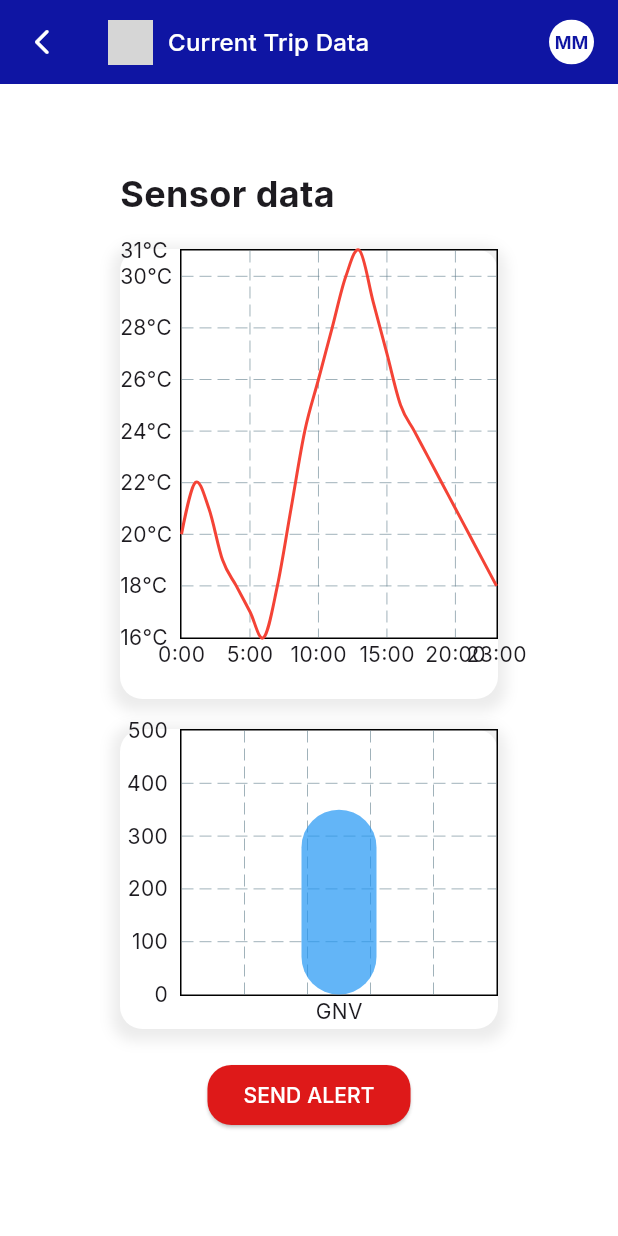
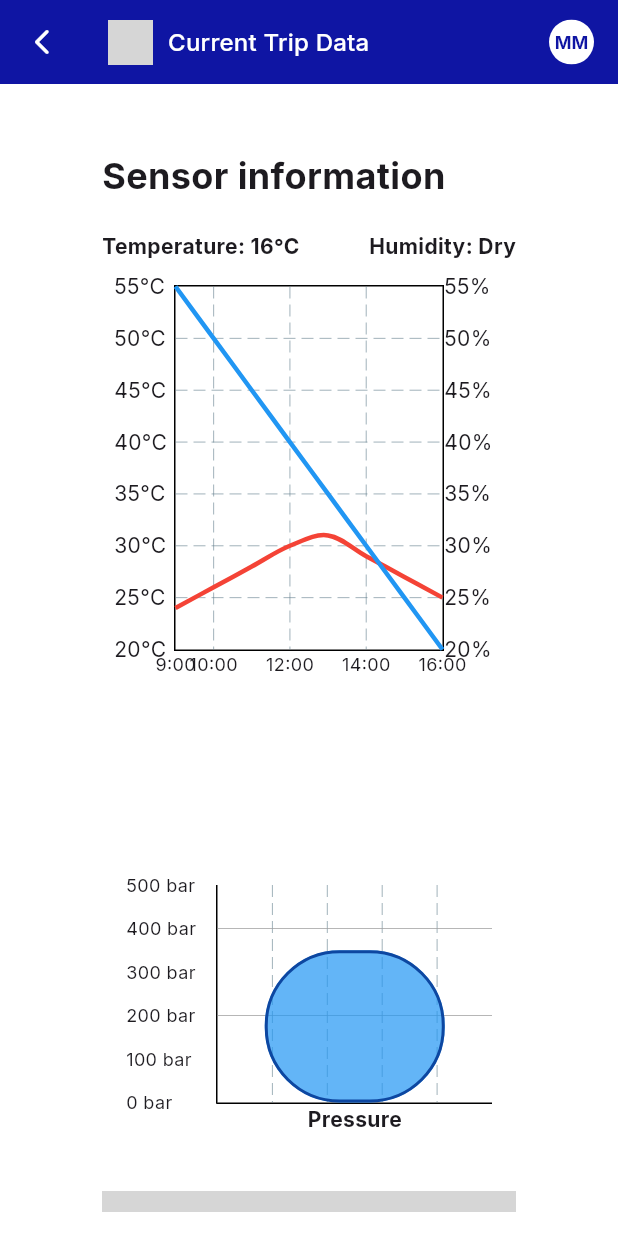
Before and after one commit to Debuggers-SW74/mobile-application, a Flutter app: the DriverCurrentTripDataScreen screen opened by its route, on a phone screen of 412 x 824 dp. Run offline on Flutter 3.47's test engine with Material 3 defaults, Android fonts, the light colour scheme and no system bars; drawn by our look-alikes of fl_chart; our stand-ins replace go_router, google_fonts, image_picker, logger, mask_text_input_formatter, permission_handler and 1 more; missing offline and left inert: flutter_libphonenumber; accounts and stored records are empty; network calls fail; statements that could not run were skipped; grey boxes are pictures that could not be loaded.

Commit message:
update charts

```diff
--- a/lib/main.dart
+++ b/lib/main.dart
@@ -1,6 +1,5 @@
 import 'package:fastporte/common/constants/app.colors.constant.dart';
 import 'package:fastporte/common/constants/app.text_styles.constant.dart';
-import 'package:fastporte/providers/driver_info.provider.dart';
 import 'package:fastporte/providers/driver_info.provider.dart';
 import 'package:fastporte/screens/navigation/app.navigation.dart';
 import 'package:flutter/material.dart';
--- a/lib/models/entities/driver.dart
+++ b/lib/models/entities/driver.dart
@@ -1,6 +1,4 @@
-import 'dart:ffi';
 
-import 'package:fastporte/models/entities/vehicle.dart';
 
 class Driver {
   final int id;
--- a/lib/providers/driver_info.provider.dart
+++ b/lib/providers/driver_info.provider.dart
@@ -3,7 +3,6 @@ import 'dart:convert';
 import 'package:fastporte/common/constants/shared_preferences_keys.constant.dart';
 import 'package:fastporte/services/driver/driver.service.dart';
 import 'package:flutter/material.dart';
-import 'package:http/http.dart' as http;
 import 'package:shared_preferences/shared_preferences.dart';
 
 import '../models/entities/driver.dart';
--- a/lib/screens/auth/register/account_information.screen.dart
+++ b/lib/screens/auth/register/account_information.screen.dart
@@ -12,8 +12,6 @@ import 'package:fastporte/widgets/elevated_button/custom.elevated_button.dart';
 import 'package:fastporte/widgets/app_bar/main.app_bar.dart';
 import 'package:fastporte/widgets/text_field/custom.text_form_field.dart';
 import 'package:fastporte/widgets/text_field/template.input_decoration.dart';
-import 'package:fastporte/widgets/text_field/template.prefix_icon.dart';
-import 'package:fastporte/widgets/text_field/template.suffix_icon.dart';
 import 'package:flutter/material.dart';
 import 'package:flutter/services.dart';
 import 'package:go_router/go_router.dart';
--- a/lib/screens/auth/register/personal_information.screen.dart
+++ b/lib/screens/auth/register/personal_information.screen.dart
@@ -3,7 +3,6 @@ import 'package:fastporte/widgets/text_field/custom.text_form_field.dart';
 import 'package:flutter/cupertino.dart';
 import 'package:flutter/material.dart';
 import 'package:fastporte/util/helpers/date_time.helper.dart';
-import 'package:fastporte/common/constants/app.colors.constant.dart';
 import 'package:fastporte/common/constants/app.constraints.constant.dart';
 import 'package:fastporte/common/constants/app.text_styles.constant.dart';
 import 'package:fastporte/common/constants/button_type.enum.dart';
@@ -11,14 +10,10 @@ import 'package:fastporte/util/formatters/first_name.formatter.dart';
 import 'package:fastporte/util/validators/input.validators.dart';
 import 'package:fastporte/util/formatters/last_names.formatter.dart';
 import 'package:fastporte/common/constants/id_type_configs.constant.dart';
-import 'package:fastporte/widgets/elevated_button/template.button_style.dart';
 import 'package:fastporte/widgets/app_bar/main.app_bar.dart';
 import 'package:fastporte/widgets/text_field/template.input_decoration.dart';
-import 'package:fastporte/widgets/text_field/template.prefix_icon.dart';
-import 'package:fastporte/widgets/text_field/template.prefix_text.dart';
 import 'package:flutter_libphonenumber/flutter_libphonenumber.dart';
 import 'package:go_router/go_router.dart';
-import 'package:logger/logger.dart';
 import 'package:mask_text_input_formatter/mask_text_input_formatter.dart';
 
 import '../../../widgets/modal/custom_cupertino_date.modal.dart';
--- a/lib/screens/auth/reset_password/forgot_password.screen.dart
+++ b/lib/screens/auth/reset_password/forgot_password.screen.dart
@@ -1,15 +1,11 @@
-import 'package:fastporte/common/constants/app.colors.constant.dart';
 import 'package:fastporte/common/constants/app.constraints.constant.dart';
 import 'package:fastporte/common/constants/app.routes.constant.dart';
 import 'package:fastporte/common/constants/app.text_styles.constant.dart';
 import 'package:fastporte/common/constants/button_type.enum.dart';
 import 'package:fastporte/util/validators/input.validators.dart';
 import 'package:fastporte/widgets/elevated_button/custom.elevated_button.dart';
-import 'package:fastporte/widgets/elevated_button/template.button_style.dart';
 import 'package:fastporte/widgets/app_bar/main.app_bar.dart';
 import 'package:fastporte/widgets/text_field/custom.text_form_field.dart';
-import 'package:fastporte/widgets/text_field/template.input_decoration.dart';
-import 'package:fastporte/widgets/text_field/template.prefix_icon.dart';
 import 'package:flutter/material.dart';
 import 'package:go_router/go_router.dart';
 
--- a/lib/screens/auth/reset_password/insert_new_password.screen.dart
+++ b/lib/screens/auth/reset_password/insert_new_password.screen.dart
@@ -5,12 +5,8 @@ import 'package:fastporte/common/constants/app.text_styles.constant.dart';
 import 'package:fastporte/common/constants/button_type.enum.dart';
 import 'package:fastporte/util/validators/input.validators.dart';
 import 'package:fastporte/widgets/elevated_button/custom.elevated_button.dart';
-import 'package:fastporte/widgets/elevated_button/template.button_style.dart';
 import 'package:fastporte/widgets/app_bar/main.app_bar.dart';
 import 'package:fastporte/widgets/text_field/custom.text_form_field.dart';
-import 'package:fastporte/widgets/text_field/template.input_decoration.dart';
-import 'package:fastporte/widgets/text_field/template.prefix_icon.dart';
-import 'package:fastporte/widgets/text_field/template.suffix_icon.dart';
 import 'package:flutter/material.dart';
 import 'package:go_router/go_router.dart';
 
--- a/lib/screens/driver/contracts/contracts.screen.dart
+++ b/lib/screens/driver/contracts/contracts.screen.dart
@@ -1,6 +1,5 @@
 import 'package:fastporte/screens/driver/contracts/widgets/history_contracts.tab.dart';
 import 'package:fastporte/screens/driver/contracts/widgets/pending_contracts.tab.dart';
-import 'package:fastporte/screens/driver/contracts/widgets/sent_contracts.tab.dart';
 import 'package:fastporte/widgets/app_bar/logged.app_bar.dart';
 import 'package:fastporte/widgets/screen.template.dart';
 import 'package:flutter/material.dart';
--- a/lib/screens/driver/contracts/widgets/sent_contracts.tab.dart
+++ b/lib/screens/driver/contracts/widgets/sent_contracts.tab.dart
@@ -1,4 +1,3 @@
-import 'package:fastporte/widgets/screen.template.dart';
 import 'package:flutter/material.dart';
 
 import '../../../../common/constants/app.constraints.constant.dart';
--- a/lib/screens/driver/notifications/notifications.screen.dart
+++ b/lib/screens/driver/notifications/notifications.screen.dart
@@ -1,7 +1,6 @@
 import 'package:fastporte/common/constants/button_type.enum.dart';
 import 'package:fastporte/widgets/app_bar/logged.app_bar.dart';
 import 'package:fastporte/widgets/elevated_button/custom.elevated_button.dart';
-import 'package:fastporte/widgets/screen.template.dart';
 import 'package:flutter/material.dart';
 
 import '../../../common/constants/app.constraints.constant.dart';
@@ -36,7 +35,7 @@ class _ClientNotificationsScreenState extends State<ClientNotificationsScreen> {
                 ListView.builder(
                   itemCount: 5,
                   itemBuilder: (context, index) {
-                    return NotificationComponent(
+                    return const NotificationComponent(
                       notificationType: NotificationType.tripAssigned,
                     );
                   },
--- a/lib/screens/driver/profile/edit_profile.screen.dart
+++ b/lib/screens/driver/profile/edit_profile.screen.dart
@@ -1,8 +1,6 @@
 import 'package:fastporte/widgets/app_bar/logged.app_bar.dart';
 import 'package:fastporte/widgets/screen.template.dart';
 import 'package:flutter/material.dart';
-import 'package:go_router/go_router.dart';
-import 'package:logger/logger.dart';
 
 class ClientEditProfileScreen extends StatefulWidget {
   const ClientEditProfileScreen({super.key, required this.from});
@@ -16,8 +14,8 @@ class ClientEditProfileScreen extends StatefulWidget {
 class _ClientEditProfileScreenState extends State<ClientEditProfileScreen> {
   @override
   Widget build(BuildContext context) {
-    return Scaffold(
-      appBar: const LoggedAppBar(title: 'Edit Profile', backLeading: true),
+    return const Scaffold(
+      appBar: LoggedAppBar(title: 'Edit Profile', backLeading: true),
       body: ScreenTemplate(
         children: [
           Text('Client Edit Profile Page'),
--- a/lib/screens/driver/profile/personal_information.tab.dart
+++ b/lib/screens/driver/profile/personal_information.tab.dart
@@ -6,7 +6,6 @@ import 'package:fastporte/widgets/screen.template.dart';
 import 'package:flutter/material.dart';
 import 'package:provider/provider.dart';
 
-import '../../../providers/driver_info.provider.dart';
 
 class PersonalInformationTab extends StatefulWidget {
   const PersonalInformationTab({super.key});
@@ -30,9 +29,9 @@ class _PersonalInformationTabState extends State<PersonalInformationTab> {
         const SizedBox(height: AppConstrainsts.spacingMedium),
         InformationRow(label: 'Email', value: driver!.email),
         const SizedBox(height: AppConstrainsts.spacingMedium),
-        InformationRow(label: 'Age', value: '20'),
+        const InformationRow(label: 'Age', value: '20'),
         const SizedBox(height: AppConstrainsts.spacingMedium),
-        InformationRow(label: 'Phone', value: '923654788'),
+        const InformationRow(label: 'Phone', value: '923654788'),
         const SizedBox(height: AppConstrainsts.spacingMedium),
       ],
     );
--- a/lib/screens/driver/profile/profile.screen.dart
+++ b/lib/screens/driver/profile/profile.screen.dart
@@ -3,12 +3,9 @@ import 'package:fastporte/common/constants/app.constraints.constant.dart';
 import 'package:fastporte/common/constants/app.text_styles.constant.dart';
 import 'package:fastporte/common/constants/button_type.enum.dart';
 import 'package:fastporte/providers/driver_info.provider.dart';
-import 'package:fastporte/models/entities/client.dart';
 import 'package:fastporte/models/entities/driver.dart';
-import 'package:fastporte/screens/driver/profile/personal_information.tab.dart';
 import 'package:fastporte/widgets/app_bar/logged.app_bar.dart';
 import 'package:fastporte/widgets/elevated_button/custom.elevated_button.dart';
-import 'package:fastporte/widgets/elevated_button/template.button_style.dart';
 import 'package:fastporte/widgets/screen.template.dart';
 import 'package:flutter/material.dart';
 import 'package:go_router/go_router.dart';
@@ -16,7 +13,6 @@ import 'package:logger/logger.dart';
 import 'package:mask_text_input_formatter/mask_text_input_formatter.dart';
 import 'package:provider/provider.dart';
 
-import '../../../providers/driver_info.provider.dart';
 import '../../../util/formatters/first_name.formatter.dart';
 import '../../../util/formatters/last_names.formatter.dart';
 import '../../../util/validators/input.validators.dart';
--- a/lib/screens/driver/trip_data/home.current_trip_data.screen.dart
+++ b/lib/screens/driver/trip_data/home.current_trip_data.screen.dart
@@ -39,53 +39,33 @@ class _DriverCurrentTripDataScreenState extends State<DriverCurrentTripDataScree
       child: ScreenTemplate(
         children: [
           Padding(
-            padding: const EdgeInsets.all(16.0),
+            padding: const EdgeInsets.all(4.0),
             child: Column(
               crossAxisAlignment: CrossAxisAlignment.start,
               children: [
-                Text(
-                  'Sensor data',
+                const Text(
+                  'Sensor information',
                   style: TextStyle(fontSize: 24, fontWeight: FontWeight.bold),
                 ),
-                SizedBox(height: 20),
+                const SizedBox(height: 20),
 
                 // Gráfico de lineas para temperatura
                 Container(
-                  height: 300,
-                  decoration: BoxDecoration(
-                    color: Colors.white,
-                    borderRadius: BorderRadius.circular(15),
-                    boxShadow: [
-                      BoxShadow(
-                        color: Colors.grey.withOpacity(0.2),
-                        spreadRadius: 5,
-                        blurRadius: 7,
-                        offset: Offset(0, 3),
-                      ),
-                    ],
-                  ),
-                  child: TemperatureChart(),
+                  height: 400,
+                  child: const TemperatureChart(),
                 ),
-                SizedBox(height: 20),
+                const SizedBox(height: 20),
 
                 // Gráfico de barras para presión de gas
                 Container(
                   height: 200,
-                  decoration: BoxDecoration(
-                    color: Colors.white,
-                    borderRadius: BorderRadius.circular(15),
-                    boxShadow: [
-                      BoxShadow(
-                        color: Colors.grey.withOpacity(0.2),
-                        spreadRadius: 5,
-                        blurRadius: 7,
-                        offset: Offset(0, 3),
-                      ),
-                    ],
-                  ),
-                  child: PressureChart(),
+                  child: const PressureChart(),
                 ),
-                SizedBox(height: 20),
+                const SizedBox(height: 20),
+
+                Container(
+
+                )
 
                 // Botón de enviar alerta
                 Center(
--- a/lib/screens/driver/trip_data/pressure_chart.dart
+++ b/lib/screens/driver/trip_data/pressure_chart.dart
@@ -6,7 +6,10 @@ class PressureChart extends StatelessWidget {
 
   @override
   Widget build(BuildContext context) {
-    return BarChart(
+    return Container(
+      height: 200,
+      padding: const EdgeInsets.all(16),
+      child: BarChart(
         BarChartData(
           alignment: BarChartAlignment.center,
           maxY: 500,
@@ -15,10 +18,14 @@ class PressureChart extends StatelessWidget {
               x: 0,
               barRods: [
                 BarChartRodData(
-                toY: 350,
+                  toY: 350, // Altura de la barra
                   color: Colors.blue.withOpacity(0.7),
-                width: 50,
-                borderRadius: BorderRadius.circular(25),
+                  width: 120,
+                  borderRadius: BorderRadius.circular(50),
+                  borderSide: BorderSide(
+                    color: Colors.blue.shade900, // Borde más oscuro
+                    width: 2,
+                  ),
                 ),
               ],
             ),
@@ -27,25 +34,52 @@ class PressureChart extends StatelessWidget {
             leftTitles: AxisTitles(
               sideTitles: SideTitles(
                 showTitles: true,
-              interval: 100,
-              reservedSize: 40,
+                interval: 100, // Intervalos en el eje izquierdo
+                reservedSize: 60,
+                getTitlesWidget: (value, meta) {
+                  return Text(
+                    '${value.toInt()} bar',
+                    style: const TextStyle(fontSize: 12),
+                  );
+                },
               ),
             ),
-          rightTitles: AxisTitles(
+            rightTitles: const AxisTitles(
               sideTitles: SideTitles(showTitles: false),
             ),
             bottomTitles: AxisTitles(
               sideTitles: SideTitles(
                 showTitles: true,
-              getTitlesWidget: ( value, meta) {
-                return Text('GNV');
+                getTitlesWidget: (value, meta) {
+                  return const Text(
+                    'Pressure',
+                    style: TextStyle(fontSize: 14, fontWeight: FontWeight.bold),
+                  );
                 },
               ),
             ),
-          topTitles: AxisTitles(sideTitles: SideTitles(showTitles: false)),
+            topTitles: const AxisTitles(
+              sideTitles: SideTitles(showTitles: false),
             ),
-        gridData: FlGridData(show: true),
-        borderData: FlBorderData(show: true),
+          ),
+          gridData: FlGridData(
+            show: true,
+            drawHorizontalLine: true,
+            getDrawingHorizontalLine: (value) {
+              return FlLine(
+                color: Colors.grey,
+                strokeWidth: 0.5,
+              );
+            },
+          ),
+          borderData: FlBorderData(
+            show: true,
+            border: const Border(
+              left: BorderSide(color: Colors.black, width: 1),
+              bottom: BorderSide(color: Colors.black, width: 1),
+            ),
+          ),
+        ),
       ),
     );
   }
--- a/lib/screens/driver/trip_data/temperature_chart.dart
+++ b/lib/screens/driver/trip_data/temperature_chart.dart
@@ -6,40 +6,66 @@ class TemperatureChart extends StatelessWidget {
 
   @override
   Widget build(BuildContext context) {
-    return LineChart(
+    return Column(
+      children: [
+        // Título del gráfico
+        Padding(
+          padding: const EdgeInsets.only(bottom: 8.0),
+          child: Row(
+            mainAxisAlignment: MainAxisAlignment.spaceBetween,
+            children: const [
+              Text(
+                "Temperature: 16°C", // Valor actual de la temperatura
+                style: TextStyle(fontWeight: FontWeight.bold),
+              ),
+              Text(
+                "Humidity: Dry", // Valor actual de la humedad
+                style: TextStyle(fontWeight: FontWeight.bold),
+              ),
+            ],
+          ),
+        ),
+        Container(
+          height: 300,
+          padding: const EdgeInsets.all(8),
+          child: LineChart(
             LineChartData(
+              maxX: 16,
+              minX: 9,
               lineBarsData: [
                 // Línea de temperatura
                 LineChartBarData(
                   isCurved: true,
                   color: Colors.red,
                   spots: [
-              FlSpot(0, 20), // 0:00 - 20°C
-              FlSpot(1, 22), // 1:00 - 22°C
-              FlSpot(2, 21), // 2:00 - 21°C
-              FlSpot(3, 19), // 3:00 - 19°C
-              FlSpot(4, 18), // 4:00 - 18°C
-              FlSpot(5, 17), // 5:00 - 17°C
-              FlSpot(6, 16), // 6:00 - 16°C
-              FlSpot(7, 18), // 7:00 - 18°C
-              FlSpot(8, 21), // 8:00 - 21°C
-              FlSpot(9, 24), // 9:00 - 24°C
-              FlSpot(10, 26), // 10:00 - 26°C
-              FlSpot(11, 28), // 11:00 - 28°C
-              FlSpot(12, 30), // 12:00 - 30°C
-              FlSpot(13, 31), // 13:00 - 31°C
-              FlSpot(14, 29), // 14:00 - 29°C
-              FlSpot(15, 27), // 15:00 - 27°C
-              FlSpot(16, 25), // 16:00 - 25°C
-              FlSpot(17, 24), // 17:00 - 24°C
-              FlSpot(18, 23), // 18:00 - 23°C
-              FlSpot(19, 22), // 19:00 - 22°C
-              FlSpot(20, 21), // 20:00 - 21°C
-              FlSpot(21, 20), // 21:00 - 20°C
-              FlSpot(22, 19), // 22:00 - 19°C
-              FlSpot(23, 18), // 23:00 - 18°C
+                    const FlSpot(9, 24),
+                    const FlSpot(10, 26),
+                    const FlSpot(11, 28),
+                    const FlSpot(12, 30),
+                    const FlSpot(13, 31),
+                    const FlSpot(14, 29),
+                    const FlSpot(15, 27),
+                    const FlSpot(16, 25),
                   ],
-            dotData: FlDotData(show: false),
+                  dotData: const FlDotData(show: false),
+                  barWidth: 3,
+                ),
+                // Línea de humedad
+                LineChartBarData(
+                  isCurved: true,
+                  color: Colors.blue,
+                  spots: [
+                    const FlSpot(9, 55),
+                    const FlSpot(10, 50),
+                    const FlSpot(11, 45),
+                    const FlSpot(12, 40),
+                    const FlSpot(13, 35),
+                    const FlSpot(14, 30),
+                    const FlSpot(15, 25),
+                    const FlSpot(16, 20),
+                  ],
+                  dotData: const FlDotData(show: false),
+                  barWidth: 3,
                 ),
               ],
               titlesData: FlTitlesData(
@@ -48,27 +74,39 @@ class TemperatureChart extends StatelessWidget {
                     showTitles: true,
                     reservedSize: 40,
                     getTitlesWidget: (value, meta) {
-                return Text('${value.toInt()}°C'); // Mostrar temperatura en °C
+                      return Text('${value.toInt()}°C'); // Eje izquierdo: Temperatura
                     },
                   ),
                 ),
                 rightTitles: AxisTitles(
-            sideTitles: SideTitles(showTitles: false),
+                  sideTitles: SideTitles(
+                    showTitles: true,
+                    reservedSize: 40,
+                    getTitlesWidget: (value, meta) {
+                      return Text('${value.toInt()}%'); // Eje derecho: Humedad
+                    },
+                  ),
                 ),
                 bottomTitles: AxisTitles(
                   sideTitles: SideTitles(
                     showTitles: true,
                     reservedSize: 40,
+                    interval: 2, // Mostrar etiquetas cada 6 horas
                     getTitlesWidget: (value, meta) {
-                return Text('${value.toInt()}:00'); // Mostrar horas
+                      return Text('${value.toInt()}:00', style: const TextStyle(fontSize: 12));
                     },
                   ),
                 ),
-          topTitles: AxisTitles(sideTitles: SideTitles(showTitles: false)),
+                topTitles: const AxisTitles(
+                  sideTitles: SideTitles(showTitles: false),
                 ),
-        gridData: FlGridData(show: true),
+              ),
+              gridData: const FlGridData(show: true),
               borderData: FlBorderData(show: true),
             ),
+          ),
+        ),
+      ],
     );
   }
 }
--- a/lib/screens/navigation/app.navigation.dart
+++ b/lib/screens/navigation/app.navigation.dart
@@ -1,5 +1,4 @@
 import 'package:fastporte/common/constants/app.routes.constant.dart';
-import 'package:fastporte/models/entities/driver.dart';
 import 'package:fastporte/screens/auth/login/login.screen.dart';
 import 'package:fastporte/screens/auth/register/account_information.screen.dart';
 import 'package:fastporte/screens/auth/register/personal_information.screen.dart';
@@ -16,7 +15,6 @@ import 'package:fastporte/screens/driver/profile/profile.screen.dart';
 import 'package:flutter/material.dart';
 import 'package:go_router/go_router.dart';
 
-import '../../models/entities/vehicle.dart';
 import '../driver/trip_data/home.current_trip_data.screen.dart';
 
 class AppNavigation {
--- a/lib/widgets/contracts/driver_resume.widget.dart
+++ b/lib/widgets/contracts/driver_resume.widget.dart
@@ -11,14 +11,14 @@ class DriverResume extends StatelessWidget {
     return const Column(
       crossAxisAlignment: CrossAxisAlignment.stretch,
       children: [
-        const Text(
+        Text(
           'Driver data',
           style: TextStyle(
             fontSize: 16,
             fontWeight: FontWeight.w500,
           ),
         ),
-        const SizedBox(height: AppConstrainsts.spacingSmall),
+        SizedBox(height: AppConstrainsts.spacingSmall),
         Row(
           crossAxisAlignment: CrossAxisAlignment.center,
           children: [
@@ -29,7 +29,7 @@ class DriverResume extends StatelessWidget {
                 //widget.requestService.driver.profilePicture),
               ),
             ),
-            const SizedBox(width: AppConstrainsts.spacingMedium),
+            SizedBox(width: AppConstrainsts.spacingMedium),
             Expanded(
               child: Column(
                 crossAxisAlignment: CrossAxisAlignment.start,
@@ -38,7 +38,7 @@ class DriverResume extends StatelessWidget {
                     title: '',
                     description: 'John Doe', //widget.requestService.driver.name,
                   ),
-                  const SizedBox(height: AppConstrainsts.spacingSmall),
+                  SizedBox(height: AppConstrainsts.spacingSmall),
                   CustomDetailRichText(
                     title: 'Cel.: ',
                     description:
--- a/lib/widgets/contracts/trip_resume.widget.dart
+++ b/lib/widgets/contracts/trip_resume.widget.dart
@@ -1,4 +1,3 @@
-import 'package:fastporte/widgets/contracts/driver_resume.widget.dart';
 import 'package:flutter/material.dart';
 
 import '../../common/constants/app.colors.constant.dart';
@@ -26,27 +25,27 @@ class TripResume extends StatelessWidget {
         mainAxisAlignment: MainAxisAlignment.start,
         crossAxisAlignment: CrossAxisAlignment.start,
         children: [
-          CustomDetailRichText(
+          const CustomDetailRichText(
             title: 'From: ',
             description: 'Avenida Arica 601 Lima 05, Breña 15083', //widget.requestService.origin,
           ),
           const SizedBox(height: AppConstrainsts.spacingMedium),
-          CustomDetailRichText(
+          const CustomDetailRichText(
             title: 'To: ',
             description: 'Ciudad de Caral, Lomas de Lachay', //widget.requestService.destination,
           ),
           const SizedBox(height: AppConstrainsts.spacingMedium),
-          CustomDetailRichText(
+          const CustomDetailRichText(
             title: 'Service Type: ',
             description: 'Moving', //widget.requestService.typeOfService,
           ),
           const SizedBox(height: AppConstrainsts.spacingMedium),
-          CustomDetailRichText(
+          const CustomDetailRichText(
             title: 'Date: ',
             description: '21/10/2022', //widget.requestService.date,
           ),
           const SizedBox(height: AppConstrainsts.spacingMedium),
-          CustomDetailRichText(
+          const CustomDetailRichText(
             title: 'Time: ',
             description: '09:00 - 15:00',
             //'${widget.requestService.startTime} - ${widget.requestService.endTime}',
@@ -76,9 +75,9 @@ class TripResume extends StatelessWidget {
                       Expanded(
                         child: Container(
                           alignment: Alignment.center,
-                          child: Text(
+                          child: const Text(
                             'S/. 123', //${widget.requestService.amount}',
-                            style: const TextStyle(
+                            style: TextStyle(
                               fontSize: 20,
                               fontWeight: FontWeight.w900,
                               color: AppColors.primary,
```
Also changed, not shown: 8 other files. Lines whose indentation alone changed are shown as unchanged.
